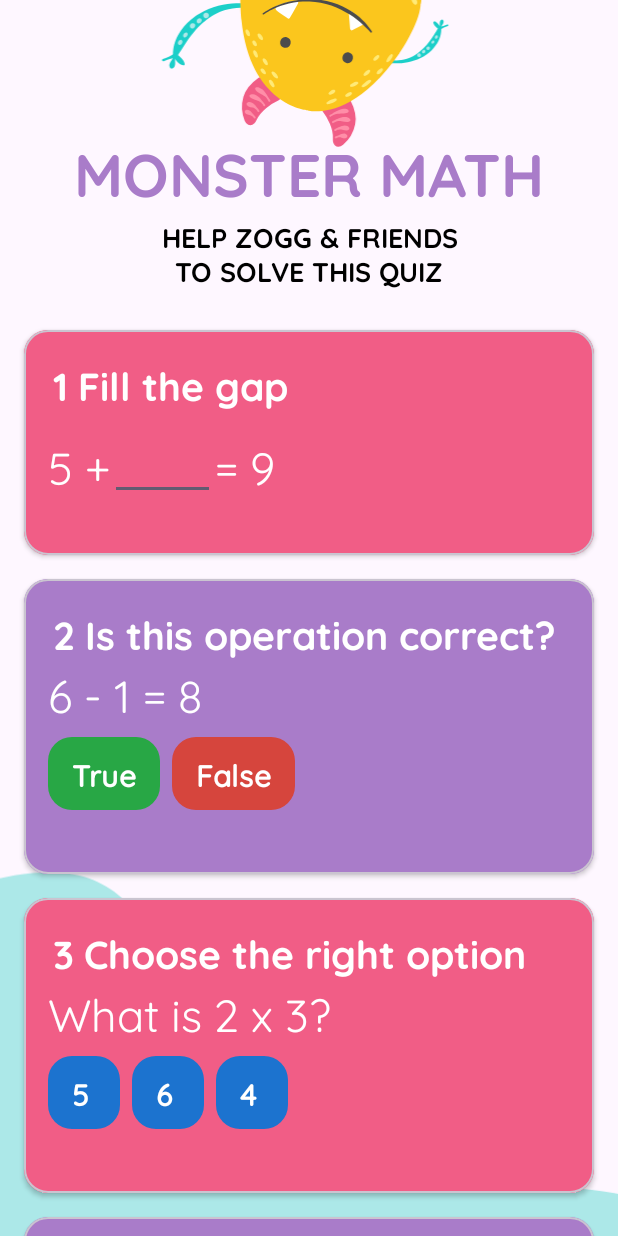
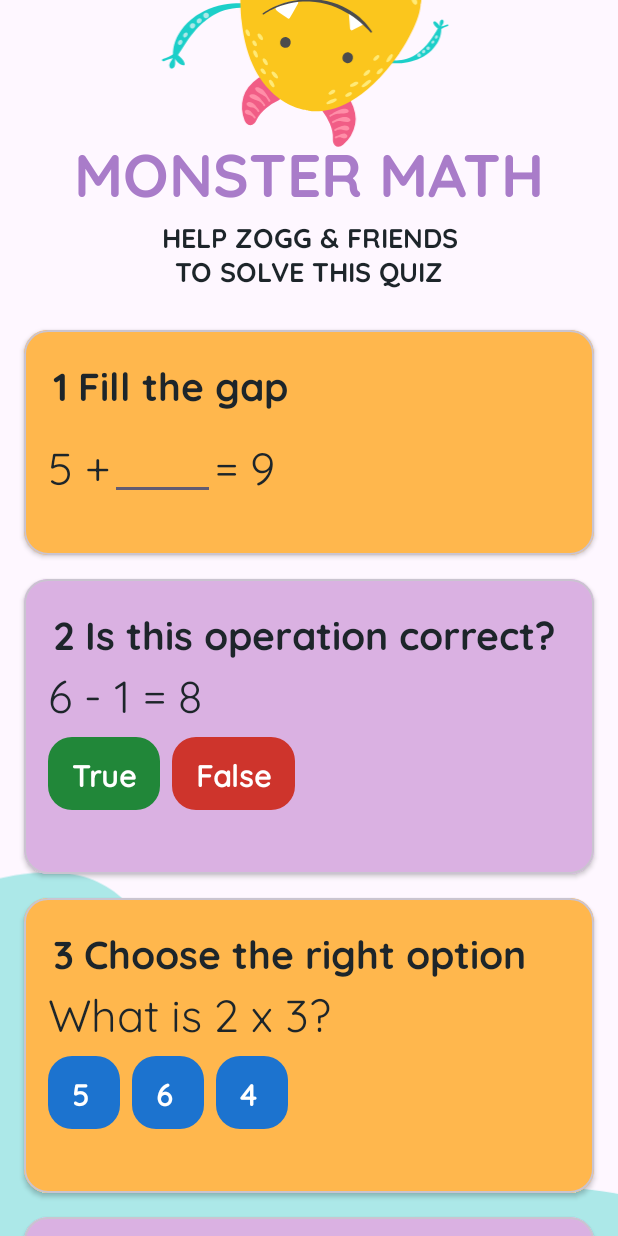
Before and after one commit to florscolari/TECH4300A2, an Android app: the screen it shows after launch (MainActivity), on a phone screen of 412 x 824 dp. Run offline under Robolectric (Android 15) with nearby library versions, the phone set to English and light mode, and no system bars.

Commit message:
ADDED colors are WCAG accessible

```diff
--- a/app/src/main/res/layout/activity_main.xml
+++ b/app/src/main/res/layout/activity_main.xml
@@ -17,6 +17,17 @@
         tools:context=".MainActivity">
 
         <!-- START MonsterMath Header Section -->
+        <ImageView
+            android:id="@+id/monsterBottom"
+            android:layout_width="700dp"
+            android:layout_height="wrap_content"
+            android:layout_marginEnd="-100dp"
+            android:layout_marginBottom="-120dp"
+            android:importantForAccessibility="no"
+            app:layout_constraintBottom_toBottomOf="parent"
+            app:layout_constraintStart_toStartOf="parent"
+            app:srcCompat="@drawable/monster_bottom" />
+
         <androidx.constraintlayout.widget.Guideline
             android:id="@+id/guideVMonsterTop"
             android:layout_width="wrap_content"
@@ -164,7 +175,7 @@
                 android:id="@+id/card2"
                 android:layout_width="match_parent"
                 android:layout_height="match_parent"
-                android:background="@color/colorPurple"
+                android:background="@color/colorPurpleLight"
                 android:padding="16dp"
                 app:layout_constraintTop_toBottomOf="@+id/matCard1">
 
@@ -363,7 +374,7 @@
                 android:id="@+id/card4"
                 android:layout_width="match_parent"
                 android:layout_height="match_parent"
-                android:background="@color/colorPurple"
+                android:background="@color/colorPurpleLight"
                 android:padding="16dp"
                 app:layout_constraintTop_toBottomOf="@+id/matCard3">
 
@@ -561,7 +572,7 @@
                 android:layout_width="match_parent"
                 android:layout_height="match_parent"
                 android:padding="16dp"
-                android:background="@color/colorPurple"
+                android:background="@color/colorPurpleLight"
                 app:layout_constraintTop_toBottomOf="@+id/matCard5">
 
                 <TextView
@@ -684,17 +695,7 @@
             app:srcCompat="@drawable/bg_shape_turquoise" />
 
         <ImageView
-            android:layout_width="700dp"
-            android:layout_height="wrap_content"
-            android:layout_marginEnd="-100dp"
-            android:layout_marginBottom="-120dp"
-            android:importantForAccessibility="no"
-            app:layout_constraintBottom_toBottomOf="parent"
-            app:layout_constraintStart_toStartOf="parent"
-            app:srcCompat="@drawable/monster_bottom" />
-
-        <ImageView
-            android:id="@+id/imageView"
+            android:id="@+id/monsterTop"
             android:layout_width="wrap_content"
             android:layout_height="wrap_content"
             android:layout_marginTop="-70dp"
--- a/app/src/main/res/values/colors.xml
+++ b/app/src/main/res/values/colors.xml
@@ -1,25 +1,33 @@
 <?xml version="1.0" encoding="utf-8"?>
 <resources>
 
-    <color name="black">#000000</color> <!--BLACK Contrast Ratio with text in white: 21:1 PASS -->
+    <color name="black">#1D252A</color> <!--BLACK WCAG compliances below based on this black color -->
     <color name="white">#FFFFFF</color>
 
 
     <!-- Palette -->
     <color name="colorYellow">#FBC61D</color>
     <color name="colorPurple">#A97CC9</color>
-    <color name="colorPurpleLight">#E1C3F6</color>
-    <color name="colorPink">#F15D86</color>
-    <color name="colorTurquoiseLight">#ACE8E8</color>
+    <color name="colorPurpleLight">#DAB1E2</color> <!-- 8:41 PASS -->
+    <color name="colorPink">#FFB74D</color> <!-- 8:98 PASS -->
+    <color name="colorTurquoiseLight">#CFF3F7</color> <!-- 13:19 PASS -->
     <color name="colorTurquoise">#1CCFC9</color>
-    <color name="colorOrange">#FF8D6A</color>
+    <color name="colorOrange">#D55A2A</color>
 
     <!-- Color Code -->
-    <color name="colorGreen">#28A745</color>
-    <color name="colorGreenSelected">#1E7F41</color>
-    <color name="colorRed">#D6453D</color>
-    <color name="colorRedSelected">#B3261E</color>
-    <color name="colorBlue">#1C73CF</color> <!-- #todo: check contrast-->
-    <color name="colorBlueSelected">#165CA6</color> <!-- #todo: check contrast-->
+    <color name="colorGreen">#218739</color> <!-- 4:57 passes large text-->
+    <color name="colorGreenSelected">#1B6F2E</color> <!-- 6:25 passes large text-->
+    <color name="colorRed">#CE342C</color> <!-- 5:05 passes large text-->
+    <color name="colorRedSelected">#B3261E</color> <!-- 6:53 passes large text-->
+    <color name="colorBlue">#1C73CF</color> <!-- 4:76 passes large text-->
+    <color name="colorBlueSelected">#165CA6</color> <!-- 6:74 passes Large text-->
 
+    <!-- Old Palette, changed to be accessible
+    <color name="colorYellow">#FBC61D</color>
+    <color name="colorPurple">#A97CC9</color>
+    <color name="colorPurpleLight">#E1C3F6</color>
+    <color name="colorPink">#F48FB1F15D86</color>
+    <color name="colorTurquoiseLight">#C9F3F3</color>
+    <color name="colorTurquoise">#1CCFC9</color>
+    <color name="colorOrange">#D55A2A</color>-->
 </resources>
--- a/app/src/main/res/values/themes.xml
+++ b/app/src/main/res/values/themes.xml
@@ -66,7 +66,7 @@
     <style name="heading1">
         <item name="android:textSize">26sp</item>
         <item name="android:textStyle">bold</item>
-        <item name="android:textColor">@color/white</item>
+        <item name="android:textColor">@color/black</item>
         <item name="android:paddingHorizontal">3dp</item>
         <item name="android:fontFamily">@font/quicksand_bold</item>
     </style>
@@ -91,13 +91,13 @@
     <style name="question">
         <item name="android:textSize">30sp</item>
         <item name="android:textStyle">normal</item>
-        <item name="android:textColor">@color/white</item>
+        <item name="android:textColor">@color/black</item>
         <item name="android:fontFamily">@font/quicksand_regular</item>
     </style>
     <!-- Question to override EditText styles from Material Theme -->
     <style name="editTextQuestion" parent="Widget.AppCompat.EditText">
         <item name="android:textSize">30sp</item>
-        <item name="android:textColor">@color/white</item>
+        <item name="android:textColor">@color/black</item>
         <item name="android:textStyle">normal</item>
         <item name="android:fontFamily">@font/quicksand_regular</item>
     </style>
@@ -108,8 +108,8 @@
     <style name="answer">
         <item name="android:textSize">24sp</item>
         <item name="android:textStyle">normal</item>
-        <item name="android:textColor">@color/white</item>
-        <item name="android:fontFamily">@font/quicksand_regular</item>
+        <item name="android:textColor">@color/black</item>
+        <item name="android:fontFamily">@font/quicksand_medium</item>
         <item name="android:titleMarginBottom">4dp</item>
     </style>
 
```
Also changed, not shown: app/src/main/res/drawable/bg_shape_purple_light.xml (added, +9 -0 lines), app/src/main/res/layout/activity_second.xml (+11 -1 lines).
